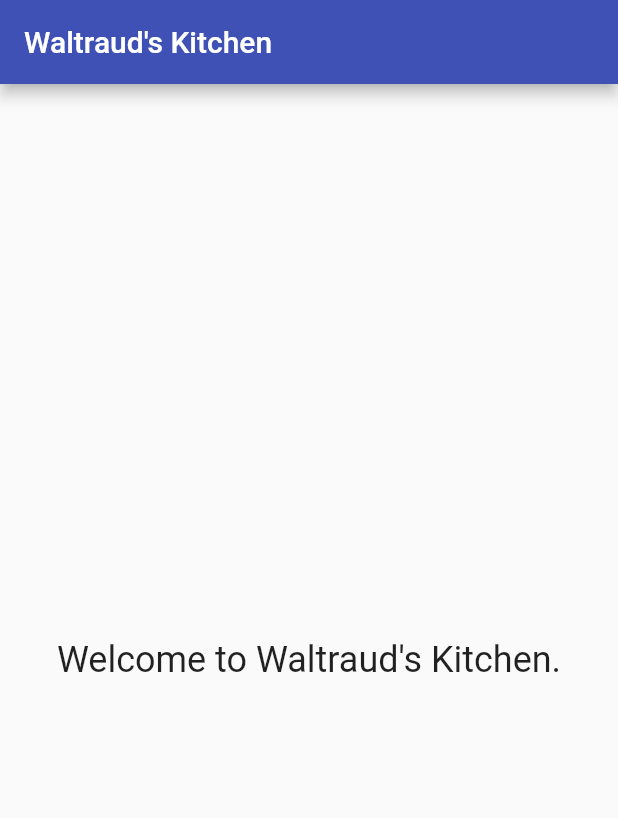
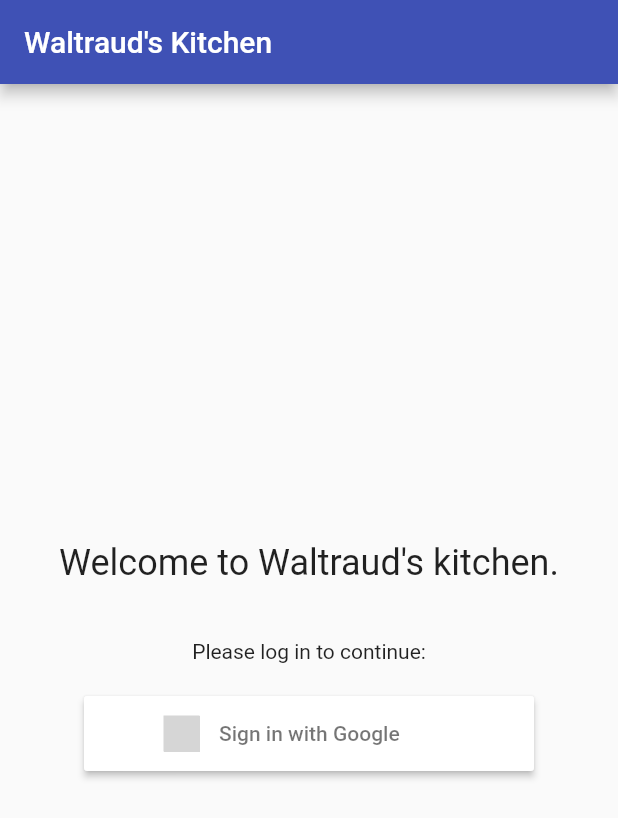
Before and after one commit to dArignac/waltrauds_kitchen, a Flutter app: the screen it shows after launch, on a phone screen of 412 x 824 dp. Shown: the top 818 px of the screen. Run offline on Flutter 3.47's test engine with Material 2 defaults, Android fonts, the phone set to English and light mode, and no system bars; our stand-ins replace firebase_auth, firebase_core, flutter_signin_button, google_sign_in; accounts and stored records are empty; generated files the repository leaves out were written again; grey boxes are pictures that could not be loaded.

Commit message:
added login with Google

```diff
--- /dev/null
+++ b/lib/auth.dart
@@ -0,0 +1,130 @@
+import 'dart:io';
+
+import 'package:firebase_auth/firebase_auth.dart';
+import 'package:flutter/foundation.dart';
+import 'package:flutter/material.dart';
+import 'package:flutter_signin_button/flutter_signin_button.dart';
+import 'package:google_sign_in/google_sign_in.dart';
+
+import 'config.dart' as config show firebaseGoogleAuthWebClientId;
+
+final FirebaseAuth _auth = FirebaseAuth.instance;
+
+typedef OAuthSignIn = void Function();
+
+class AuthGate extends StatefulWidget {
+  const AuthGate({Key? key}) : super(key: key);
+
+  @override
+  State<AuthGate> createState() => _AuthGateState();
+}
+
+class _AuthGateState extends State<AuthGate> {
+  late Map<Buttons, OAuthSignIn> authButtons;
+  String error = '';
+  bool isLoading = false;
+
+  Future<void> _signInWithGoogle() async {
+    setIsLoading();
+
+    try {
+      final googleUser = await GoogleSignIn(clientId: config.firebaseGoogleAuthWebClientId).signIn();
+      final googleAuth = await googleUser?.authentication;
+      if (googleAuth != null) {
+        final credential = GoogleAuthProvider.credential(
+          accessToken: googleAuth.accessToken,
+          idToken: googleAuth.idToken,
+        );
+        await _auth.signInWithCredential(credential);
+      }
+    } on FirebaseAuthException catch (e) {
+      setState(() {
+        error = '${e.message}';
+      });
+    } finally {
+      setIsLoading();
+    }
+  }
+
+  void setIsLoading() {
+    setState(() {
+      isLoading = !isLoading;
+    });
+  }
+
+  @override
+  void initState() {
+    super.initState();
+    if (kIsWeb) {
+      authButtons = {
+        Buttons.Google: _signInWithGoogle,
+      };
+    } else {
+      authButtons = {
+        if (!Platform.isMacOS) Buttons.Google: _signInWithGoogle,
+      };
+    }
+  }
+
+  @override
+  Widget build(BuildContext context) {
+    return Center(
+        child: Column(
+      mainAxisAlignment: MainAxisAlignment.center,
+      crossAxisAlignment: CrossAxisAlignment.center,
+      children: [
+        const Text('Welcome to Waltraud\'s kitchen.', style: TextStyle(fontSize: 24)),
+        const SizedBox(
+          height: 20,
+        ),
+        SingleChildScrollView(
+            child: SafeArea(
+          child: ConstrainedBox(
+              constraints: const BoxConstraints(maxWidth: 300),
+              child: Column(
+                children: [
+                  Visibility(
+                      visible: error.isNotEmpty,
+                      child: MaterialBanner(
+                        backgroundColor: Theme.of(context).errorColor,
+                        content: Text(error),
+                        actions: [
+                          TextButton(
+                              onPressed: () {
+                                setState(() {
+                                  error = '';
+                                });
+                              },
+                              child: const Text('Dismiss', style: TextStyle(color: Colors.white)))
+                        ],
+                        contentTextStyle: const TextStyle(color: Colors.white),
+                        padding: const EdgeInsets.all(10),
+                      )),
+                  SizedBox(
+                    width: double.infinity,
+                    height: 50,
+                    child: Center(
+                      child: isLoading ? const LinearProgressIndicator() : const Text("Please log in to continue:"),
+                    ),
+                  ),
+                  // iterate the auth buttons
+                  ...authButtons.keys
+                      .map((button) => Padding(
+                          padding: const EdgeInsets.symmetric(vertical: 5),
+                          child: AnimatedSwitcher(
+                              duration: const Duration(milliseconds: 200),
+                              child: isLoading
+                                  ? Container(
+                                      color: Colors.grey[200],
+                                      height: 50,
+                                      width: double.infinity,
+                                    )
+                                  : SizedBox(width: double.infinity, height: 50, child: SignInButton(button, onPressed: authButtons[button]!)))))
+                      .toList()
+                ],
+              )),
+        )),
+      ],
+    ));
+  }
+}
--- a/lib/main.dart
+++ b/lib/main.dart
@@ -1,6 +1,7 @@
 import 'package:firebase_auth/firebase_auth.dart';
 import 'package:firebase_core/firebase_core.dart';
 import 'package:flutter/material.dart';
+import 'package:waltrauds_kitchen/auth.dart';
 
 import 'firebase_options.dart';
 
@@ -14,7 +15,11 @@ void main() async {
   );
 
   if (shouldUseFirebaseEmulator) {
-    await FirebaseAuth.instance.useAuthEmulator('localhost', 9099);
+    try {
+      await FirebaseAuth.instance.useAuthEmulator('localhost', 9099);
+    } catch (e) {
+      //print(e);
+    }
   }
 
   runApp(const WaltraudKitchenApp());
@@ -32,19 +37,17 @@ class WaltraudKitchenApp extends StatelessWidget {
         theme: ThemeData(
           primarySwatch: Colors.indigo,
         ),
+        // FIXME move the scaffold to sub components?
         home: Scaffold(
-          appBar: AppBar(title: const Text(name)),
-          body: Center(
-            child: Row(
-              mainAxisAlignment: MainAxisAlignment.center,
-              children: const [
-                Text(
-                  "Welcome to Waltraud's Kitchen.",
-                  style: TextStyle(fontSize: 24),
-                )
-              ],
-            ),
-          ),
-        ));
+            appBar: AppBar(title: const Text(name)),
+            body: StreamBuilder<User?>(
+              stream: FirebaseAuth.instance.authStateChanges(),
+              builder: (context, snapshot) {
+                if (snapshot.hasData) {
+                  return const Text("FIXME I'm logged in");
+                }
+                return const AuthGate();
+              },
+            )));
   }
 }
--- a/pubspec.yaml
+++ b/pubspec.yaml
@@ -34,8 +34,10 @@ dependencies:
   # The following adds the Cupertino Icons font to your application.
   # Use with the CupertinoIcons class for iOS style icons.
   cupertino_icons: ^1.0.2
+  flutter_signin_button: ^2.0.0
   firebase_core: ^1.20.0
   firebase_auth: ^3.6.2
+  google_sign_in: ^5.4.0
 
 dev_dependencies:
   flutter_test:
```
Also changed, not shown: pubspec.lock, 2 other files.
